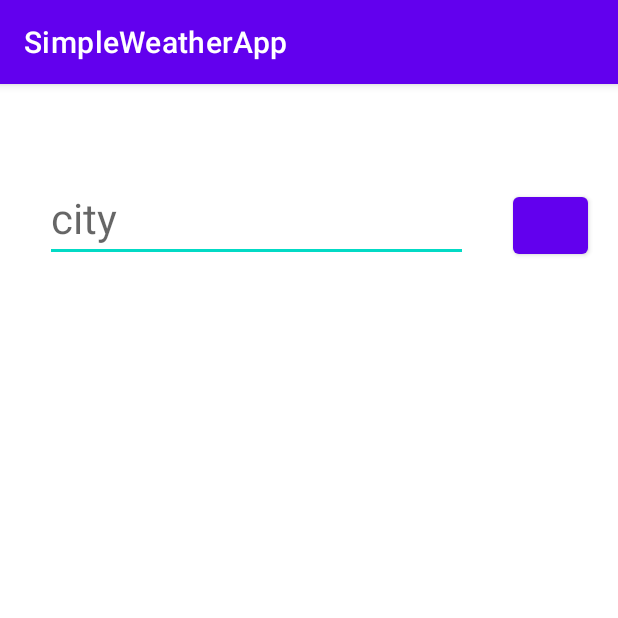
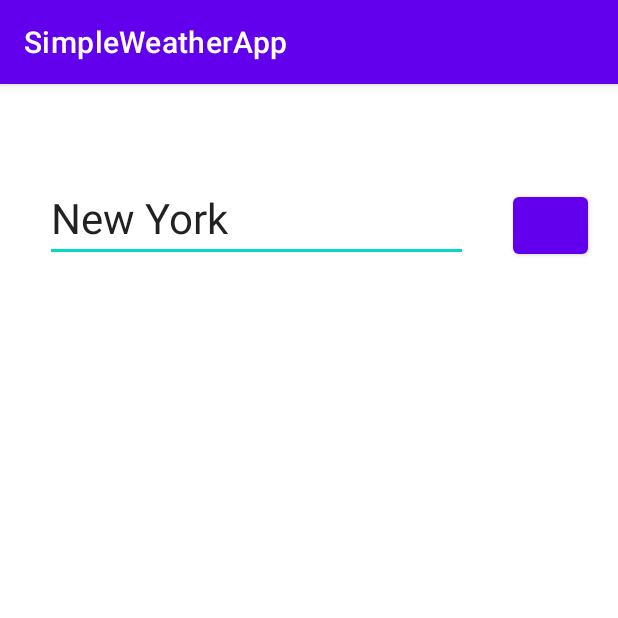
Before and after one commit to natalia-mus/SimpleWeatherApp, an Android app: the screen it shows after launch (MainActivity), on a phone screen of 412 x 824 dp, the top half of it. Run offline under Robolectric (Android 15) with nearby library versions, the phone set to English and light mode, and no system bars.

Commit message:
Getting data for the given city name

```diff
--- a/app/src/main/java/com/example/simpleweatherapp/model/api/APIService.kt
+++ b/app/src/main/java/com/example/simpleweatherapp/model/api/APIService.kt
@@ -3,9 +3,21 @@ package com.example.simpleweatherapp.model.api
 import com.example.simpleweatherapp.model.Forecast
 import retrofit2.Call
 import retrofit2.http.GET
+import retrofit2.http.Path
+import retrofit2.http.Query
 
 interface APIService {
 
-    @GET("weather?q=Barcelona&units=metric&appid=69135546828ada76b54fe3f6e48c5498")
-    fun getCurrentWeather(): Call<Forecast>
+    /*@GET("weather?q=Barcelona&units=metric&appid=69135546828ada76b54fe3f6e48c5498")
+    fun getCurrentWeather(): Call<Forecast>*/
+
+    /*@GET("weather?q={city}")
+    fun getCurrentWeather(@Path("city") city: String): Call<Forecast>*/
+
+    @GET("weather")
+    fun getCurrentWeather(@Query("q") city: String, @Query("units") units: String, @Query("appid") apiKey: String): Call<Forecast>
+
+    /*@GET("weather?q={city}&units=metric&appid=69135546828ada76b54fe3f6e48c5498")
+    fun getCurrentWeather(@Query("city") city: String): Call<Forecast>*/
+
 }
--- a/app/src/main/java/com/example/simpleweatherapp/model/api/Repository.kt
+++ b/app/src/main/java/com/example/simpleweatherapp/model/api/Repository.kt
@@ -9,17 +9,25 @@ import retrofit2.Response
 import retrofit2.Retrofit
 import retrofit2.converter.gson.GsonConverterFactory
 
+
+
 class Repository {
+
+    companion object {
+        const val UNITS = "metric"
+        const val API_KEY = "69135546828ada76b54fe3f6e48c5498"
+    }
 
     var instance: APIService? = null
 
     var forecast = MutableLiveData<Forecast>()
 
-    val CITY = "Katowice"
-    val API_KEY = "69135546828ada76b54fe3f6e48c5498"
+    /*val CITY = "Austin"
+    val UNITS = "metric"
+    val API_KEY = "69135546828ada76b54fe3f6e48c5498"*/
 
-    private lateinit var retrofit: Retrofit
-    private lateinit var apiService: APIService
+    private var retrofit: Retrofit
+    private var apiService: APIService
 
     init {
         retrofit = Retrofit.Builder()
@@ -33,8 +41,10 @@ class Repository {
 
     }
 
-    fun getDataFromAPI(callback: RepositoryCallback<Forecast>) {
-        apiService.getCurrentWeather().enqueue(object : Callback<Forecast> {
+    fun getDataFromAPI(city: String, callback: RepositoryCallback<Forecast>) {
+        //CITY = "$CITY&units=metric&appid=69135546828ada76b54fe3f6e48c5498"
+        //Log.e("city", CITY)
+        apiService.getCurrentWeather(city, UNITS, API_KEY).enqueue(object : Callback<Forecast> {
             override fun onFailure(call: Call<Forecast>, t: Throwable) {
                 Log.e("ERROR", "ERROR")
                 callback.onError("error happened")
--- a/app/src/main/java/com/example/simpleweatherapp/view/MainActivity.kt
+++ b/app/src/main/java/com/example/simpleweatherapp/view/MainActivity.kt
@@ -17,7 +17,11 @@ class MainActivity : AppCompatActivity() {
         setContentView(R.layout.activity_main)
 
         viewModel = ViewModelProvider(this).get(MainActivityViewModel::class.java)
-        viewModel.getData()
+        viewModel.getData(editText_city.text.toString())
+
+        button_search.setOnClickListener() {
+            viewModel.getData(editText_city.text.toString())
+        }
         viewModel.forecast.observe(
             this,
             Observer { textView_temperature.text = it!!.main.temperature.toString() })
--- a/app/src/main/java/com/example/simpleweatherapp/viewmodel/MainActivityViewModel.kt
+++ b/app/src/main/java/com/example/simpleweatherapp/viewmodel/MainActivityViewModel.kt
@@ -13,8 +13,8 @@ class MainActivityViewModel : ViewModel() {
 
     val forecast = MutableLiveData<Forecast>()
 
-    fun getData() {
-        model.getDataFromAPI(object : RepositoryCallback<Forecast> {
+    fun getData(city: String) {
+        model.getDataFromAPI(city, object : RepositoryCallback<Forecast> {
             override fun onError(error: String?) {
                 Log.e("ViewModel", "ERROR")
             }
--- a/app/src/main/res/layout/activity_main.xml
+++ b/app/src/main/res/layout/activity_main.xml
@@ -25,6 +25,7 @@
             android:layout_marginRight="10dp"
             android:layout_weight="5"
             android:hint="city"
+            android:text="New York"
             android:textSize="28dp"
             app:layout_constraintBottom_toBottomOf="parent"
             app:layout_constraintEnd_toStartOf="@+id/button_search"
```
